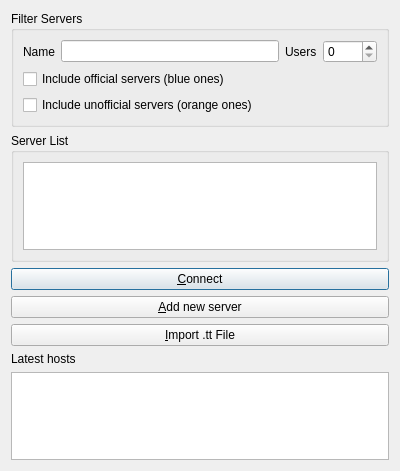
Qt form Client/qtTeamTalk/serverlist.ui (BearWare/TeamTalk5) before a commit.
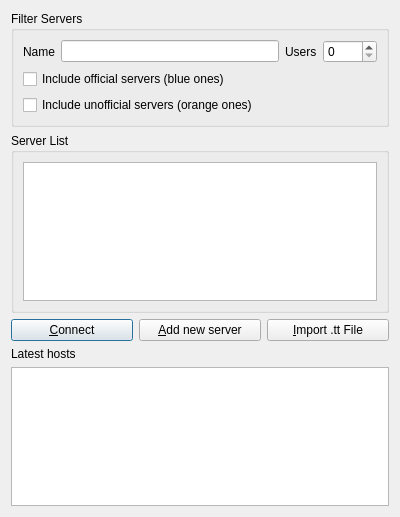
The same form after that commit. Custom widgets are drawn as their Qt base class.

Commit message: Horizontal buttons

What changed in the file:
```diff
--- a/Client/qtTeamTalk/serverlist.ui
+++ b/Client/qtTeamTalk/serverlist.ui
@@ -7,7 +7,7 @@
     <x>0</x>
     <y>0</y>
     <width>400</width>
-    <height>471</height>
+    <height>517</height>
    </rect>
   </property>
   <property name="windowTitle">
@@ -107,6 +107,8 @@
     </widget>
    </item>
    <item>
+    <layout class="QHBoxLayout" name="horizontalLayout">
+     <item>
     <widget class="QPushButton" name="connectButton">
      <property name="text">
       <string>&amp;Connect</string>
@@ -129,6 +131,8 @@
       <string>&amp;Import .tt File</string>
      </property>
     </widget>
+     </item>
+    </layout>
    </item>
    <item>
     <widget class="QLabel" name="label_7">
```
Left out of the diff: 2 changed lines with no effect on the pictures. Lines whose indentation alone changed are shown as unchanged.
